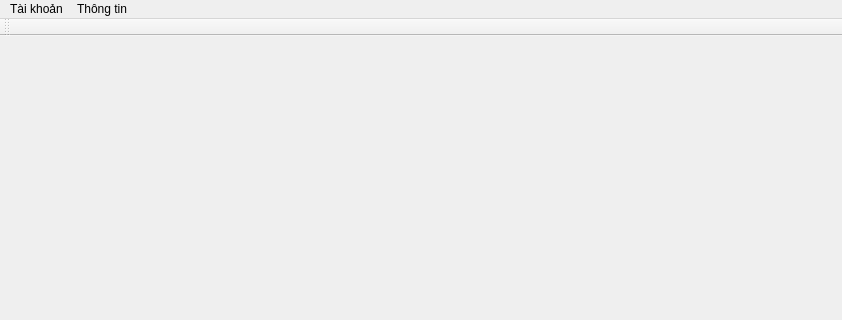
This is mainwindow.ui in blackslender/LIBPRO as Qt 5 draws it before an edit; both pictures show x 0 to 842 and y 0 to 320 of the 842 by 541 pixel window. The edited form follows.
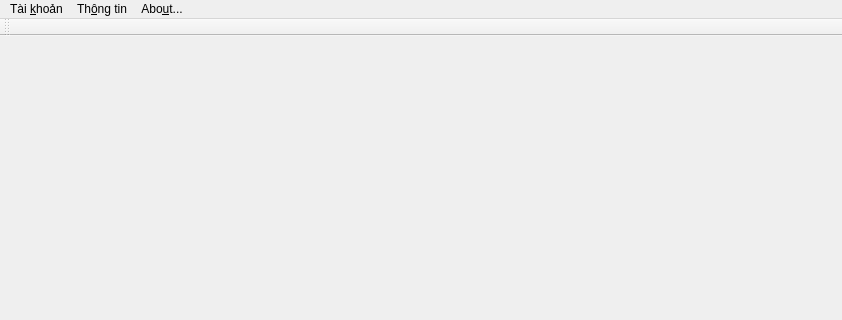
This is the edited form.

```diff
--- a/mainwindow.ui
+++ b/mainwindow.ui
@@ -20,12 +20,12 @@
      <x>0</x>
      <y>0</y>
      <width>842</width>
-     <height>21</height>
+     <height>31</height>
     </rect>
    </property>
    <widget class="QMenu" name="menuT_i_kho_n">
     <property name="title">
-     <string>Tài khoản</string>
+     <string>Tài &amp;khoản</string>
     </property>
     <addaction name="actionLogin"/>
     <addaction name="actionChangeRole"/>
@@ -35,13 +35,20 @@
    </widget>
    <widget class="QMenu" name="menuTh_ng_tin">
     <property name="title">
-     <string>Thông tin</string>
+     <string>Th&amp;ông tin</string>
     </property>
     <addaction name="actionViewInfo"/>
     <addaction name="actionChangePass"/>
    </widget>
+   <widget class="QMenu" name="menuAbout">
+    <property name="title">
+     <string>Abo&amp;ut...</string>
+    </property>
+    <addaction name="actionVersion"/>
+   </widget>
    <addaction name="menuT_i_kho_n"/>
    <addaction name="menuTh_ng_tin"/>
+   <addaction name="menuAbout"/>
   </widget>
   <widget class="QToolBar" name="mainToolBar">
    <attribute name="toolBarArea">
```
Left out of the diff: 17 changed lines with no effect on the pictures.
